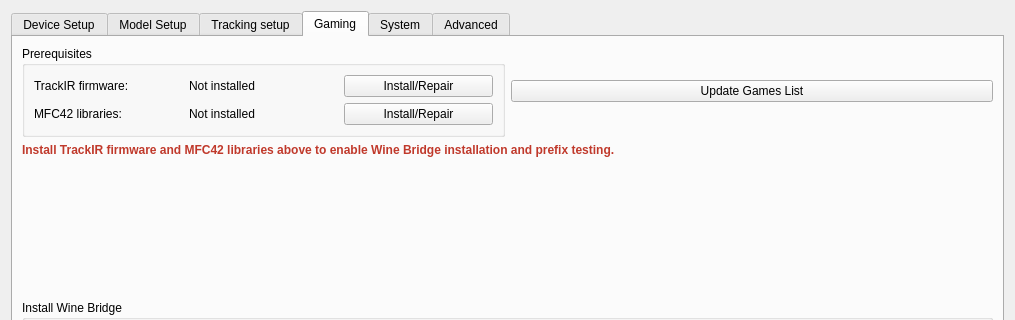
Before: the Qt Designer form src/qt_gui/ltr.ui in fwfa123/linuxtrackx-ir, drawn with Qt 5; both pictures show x 0 to 1015 and y 0 to 320 of the 1015 by 777 pixel window.
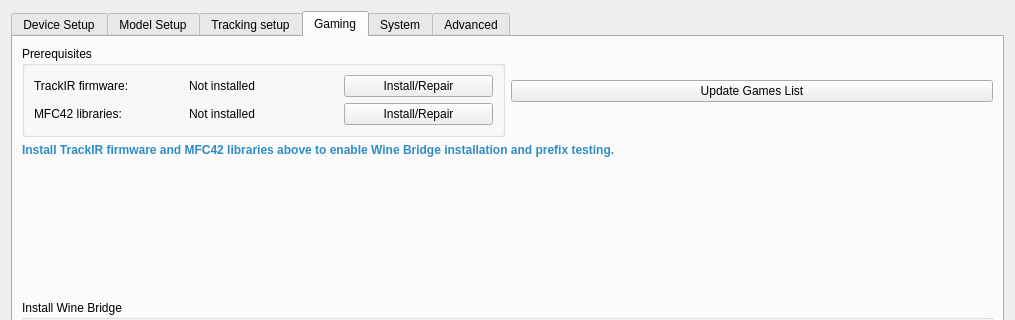
After: the same form once the commit is applied. Icons and pictures are not drawn.

Commit message:
fix(gui): make About dialog and warning labels palette-aware
Replace hardcoded hex colors with QPalette roles so dark/light
system themes render muted and warning text correctly.

```diff
--- a/src/qt_gui/ltr.ui
+++ b/src/qt_gui/ltr.ui
@@ -205,7 +205,7 @@
        <item>
         <widget class="QLabel" name="GamingPrereqHintLabel">
          <property name="styleSheet">
-          <string>font-weight: bold; color: #c0392b;</string>
+          <string>font-weight: bold; color: palette(highlight);</string>
          </property>
          <property name="text">
           <string>Install TrackIR firmware and MFC42 libraries above to enable Wine Bridge installation and prefix testing.</string>
```
Left out of the diff: 2 changed lines with no effect on the pictures. The commit also changes 1 other file.
